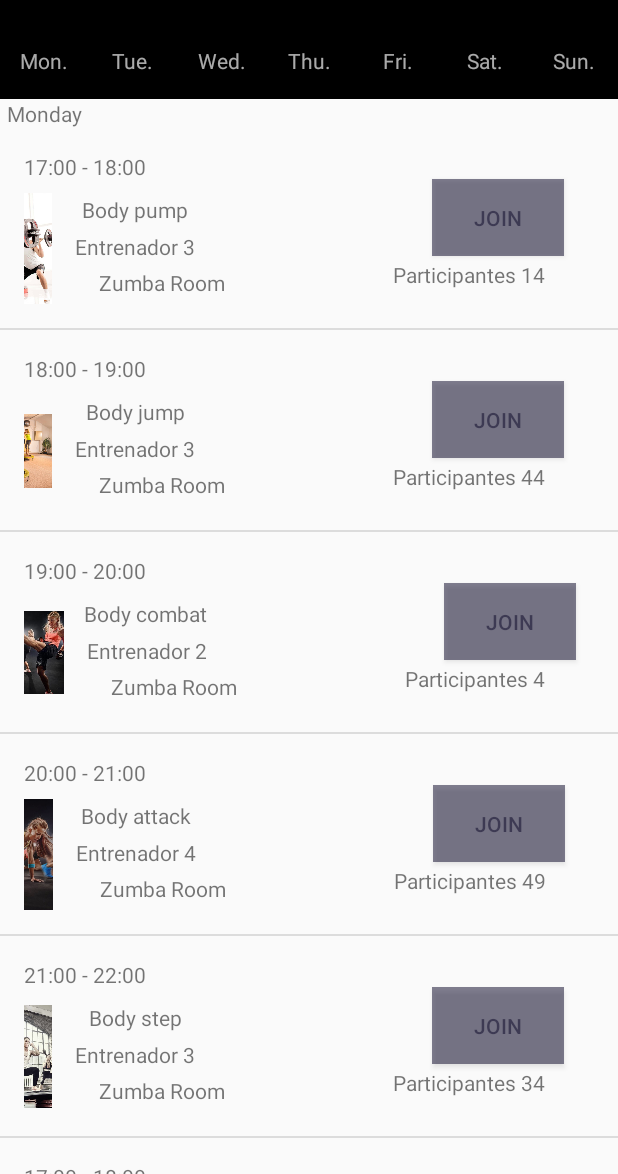
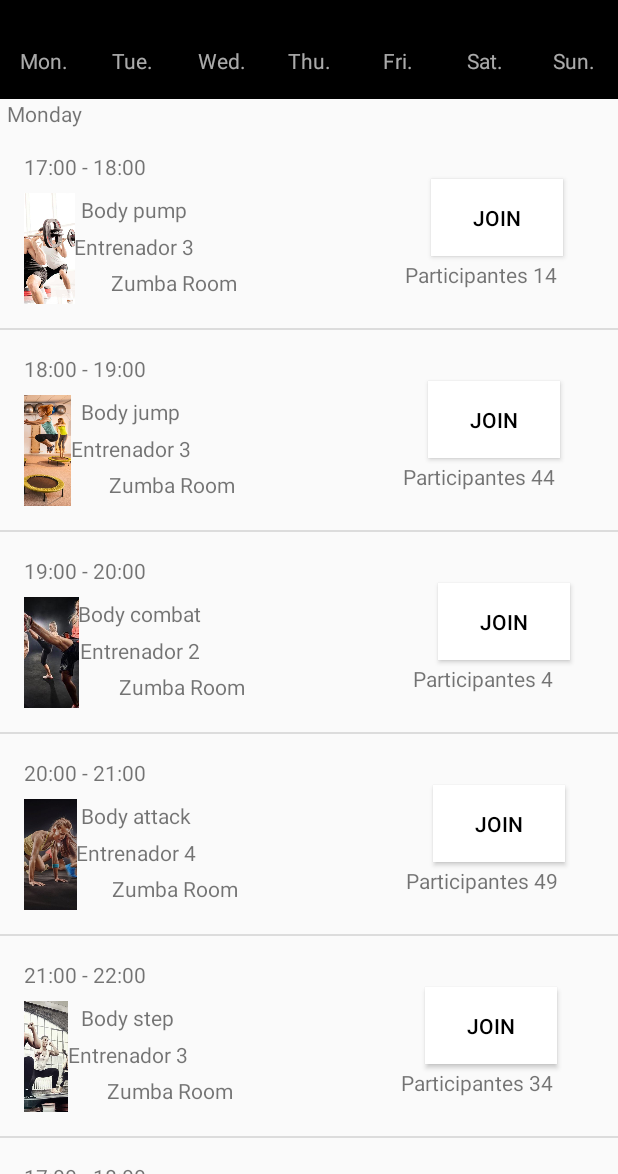
Before and after one commit to pmdmo2019-20/ev1-baldogym-PabloRomeroMontero, an Android app: the screen it shows after launch (ScheduleActivity), after a tap on "Mon.", on a phone screen of 412 x 824 dp, the part 62-1236 px from its top. Run offline under Robolectric (Android 15) with nearby library versions, the phone set to English and light mode, and no system bars; 1 statement that could not run was skipped.

Commit message:
Todo completado, solo falta cambiar colores a los dias de la semana

```diff
--- a/app/src/main/java/es/iessaladillo/pedrojoya/baldogym/ui/schedule/ScheduleActivity.kt
+++ b/app/src/main/java/es/iessaladillo/pedrojoya/baldogym/ui/schedule/ScheduleActivity.kt
@@ -1,5 +1,7 @@
 package es.iessaladillo.pedrojoya.baldogym.ui.schedule
 
+import android.content.Intent
+import android.graphics.Color
 import android.os.Bundle
 import android.view.View
 import androidx.appcompat.app.AppCompatActivity
@@ -17,7 +19,7 @@ import es.iessaladillo.pedrojoya.baldogym.ui.trainingsession.TrainingSessionActi
 import kotlinx.android.synthetic.main.schedule_activity.*
 
 class ScheduleActivity : AppCompatActivity() {
-    private val RC_DATE_SELECTION: Int = 1
+    private val RC_ID_SELECTION: Int = 1
 
 
     private val viewModel: ScheduleActivityViewModel by lazy {
@@ -42,7 +44,7 @@ class ScheduleActivity : AppCompatActivity() {
 
     private fun navigateToTrainerActivity(id: Long) {
         val intent = TrainingSessionActivity.newIntent(this, id)
-        startActivityForResult(intent, RC_DATE_SELECTION)
+        startActivityForResult(intent, RC_ID_SELECTION)
 
     }
 
@@ -72,9 +74,19 @@ class ScheduleActivity : AppCompatActivity() {
 
     }
 
-    private fun changeList(dayOfWeek: WeekDay) {
+    private fun changeList(
+        dayOfWeek: WeekDay
+    ) {
+        pintarDiaDeLaSemana(dayOfWeek)
         viewModel.selectDayOfTrainning(dayOfWeek)
-        dayOfTheWeekLbl.text=getString(dayOfWeek.nameResId)
+    }
+
+    private fun pintarDiaDeLaSemana(dayOfWeek: WeekDay) {
+        dayOfTheWeekLbl.text = getString(dayOfWeek.nameResId)
+        when(dayOfWeek){
+            WeekDay.MONDAY -> lblMonday.setTextColor(Color.parseColor("#000000"))
+                                lblTuesday.setTextColor(Color.parseColor())
+        }
     }
 
     private fun setupRecyclerView() {
@@ -99,4 +111,17 @@ class ScheduleActivity : AppCompatActivity() {
             }
         }
     }
+
+
+//    --
+
+
+    override fun onActivityResult(requestCode: Int, resultCode: Int, intent: Intent?) {
+        super.onActivityResult(requestCode, resultCode, intent)
+        if (resultCode == RESULT_OK && requestCode == RC_ID_SELECTION && intent != null) {
+            viewModel.selectDayOfTrainning(viewModel.currentDay.value)
+        }
+    }
+
+
 }
--- a/app/src/main/java/es/iessaladillo/pedrojoya/baldogym/ui/schedule/ScheduleActivityAdapter.kt
+++ b/app/src/main/java/es/iessaladillo/pedrojoya/baldogym/ui/schedule/ScheduleActivityAdapter.kt
@@ -70,7 +70,6 @@ class ScheduleActivityAdapter : RecyclerView.Adapter<ViewHolder> () {
             }
         }
 
-        @SuppressLint("ResourceAsColor")
         fun bind(item: TrainingSession){
             lblNameTraining_item.text = item.name
             lblTrainer_item.text = item.trainer
@@ -80,12 +79,13 @@ class ScheduleActivityAdapter : RecyclerView.Adapter<ViewHolder> () {
 
             if(item.userJoined){
                 btnJoin_item.setText(R.string.schedule_item_quit)
-//                ResourcesCompat.getColor( Resources.getSystem().getColor(R.color.primary, R.style.AppTheme))
-                btnJoin_item.setTextColor(R.color.white)
+                btnJoin_item.setBackgroundColor(Color.parseColor("#000000"))
+                btnJoin_item.setTextColor( Color.parseColor("#FFFFFF"))
             }else{
                 btnJoin_item.setText(R.string.schedule_item_join)
-                btnJoin_item.setBackgroundColor(R.color.white)
-                btnJoin_item.setTextColor(R.color.primary)
+                btnJoin_item.setTextColor(Color.parseColor("#000000"))
+                btnJoin_item.setBackgroundColor( Color.parseColor("#FFFFFF"))
+
             }
         }
 
--- a/app/src/main/java/es/iessaladillo/pedrojoya/baldogym/ui/trainingsession/TrainingsessionActivityViewModel.kt
+++ b/app/src/main/java/es/iessaladillo/pedrojoya/baldogym/ui/trainingsession/TrainingsessionActivityViewModel.kt
@@ -11,6 +11,8 @@ class TraininingsessionActivityViewModel(
     app: Application
 ): ViewModel() {
     val localRepository = repository
+    var cambiado: Boolean = false
+
     fun getTrainingToRepository(id: Long) {
        trainingSession = localRepository.queryTrainerSession(id)!!
     }
--- a/app/src/main/res/layout/schedule_activity_item.xml
+++ b/app/src/main/res/layout/schedule_activity_item.xml
@@ -15,7 +15,7 @@
         android:layout_width="wrap_content"
         android:layout_height="wrap_content"
         android:layout_marginBottom="8dp"
-        android:text="17:00 - 18:00"
+        android:text="@string/time_prueba"
         app:layout_constraintBottom_toTopOf="@+id/imageView_item"
         app:layout_constraintStart_toStartOf="parent"
         app:layout_constraintTop_toTopOf="parent" />
@@ -24,6 +24,8 @@
         android:id="@+id/imageView_item"
         android:layout_width="74dp"
         android:layout_height="74dp"
+        android:layout_marginStart="16dp"
+        android:scaleType="centerCrop"
         app:layout_constraintBottom_toBottomOf="parent"
         app:layout_constraintEnd_toStartOf="@+id/lblTrainer_item"
         app:layout_constraintHorizontal_bias="0.0"
@@ -50,7 +52,7 @@
         android:layout_height="wrap_content"
         android:layout_marginEnd="32dp"
         android:layout_marginBottom="8dp"
-        android:text="46 Participantes"
+        android:text="@string/participantes_prueba"
         app:layout_constraintBottom_toBottomOf="parent"
         app:layout_constraintEnd_toEndOf="parent"
         app:layout_constraintStart_toEndOf="@+id/lblRoom_item"
@@ -60,9 +62,8 @@
         android:id="@+id/lblTrainer_item"
         android:layout_width="wrap_content"
         android:layout_height="wrap_content"
-        android:layout_marginStart="16dp"
         android:layout_marginEnd="158dp"
-        android:text="Trainer 2"
+        android:text="@string/trainer_prueba"
         app:layout_constraintBottom_toTopOf="@+id/lblRoom_item"
         app:layout_constraintEnd_toStartOf="@+id/btnJoin_item"
         app:layout_constraintStart_toEndOf="@+id/imageView_item"
@@ -74,7 +75,7 @@
         android:layout_height="wrap_content"
         android:layout_marginStart="32dp"
         android:layout_marginEnd="112dp"
-        android:text="Zumba Room"
+        android:text="@string/room_prueba"
         app:layout_constraintBottom_toBottomOf="parent"
         app:layout_constraintEnd_toStartOf="@+id/lblParticipantes_item"
         app:layout_constraintStart_toEndOf="@+id/imageView_item"
@@ -85,10 +86,9 @@
         android:id="@+id/lblNameTraining_item"
         android:layout_width="wrap_content"
         android:layout_height="wrap_content"
-        android:layout_marginStart="16dp"
         android:layout_marginTop="24dp"
         android:layout_marginEnd="158dp"
-        android:text="Zumba"
+        android:text="@string/name_prueba"
         app:layout_constraintBottom_toTopOf="@+id/lblTrainer_item"
         app:layout_constraintEnd_toStartOf="@+id/btnJoin_item"
         app:layout_constraintHorizontal_bias="0.0"
--- a/app/src/main/res/layout/training_session_activity.xml
+++ b/app/src/main/res/layout/training_session_activity.xml
@@ -25,7 +25,6 @@
         android:id="@+id/lblName"
         android:layout_width="wrap_content"
         android:layout_height="wrap_content"
-        android:layout_marginTop="16dp"
         android:layout_marginBottom="16dp"
         android:text="TextView"
         app:layout_constraintBottom_toTopOf="@+id/lblTrainer"
--- a/app/src/main/res/values/strings.xml
+++ b/app/src/main/res/values/strings.xml
@@ -35,5 +35,10 @@
     <string name="session_not_found">Training session not found</string>
     <string name="session_imgPhoto">Training session photo</string>
     <string name="participantes">participantes %d</string>
+    <string name="time_prueba">17:00 - 18:00</string>
+    <string name="participantes_prueba">46 Participant es</string>
+    <string name="trainer_prueba">Trainer 2</string>
+    <string name="room_prueba">Zumba Room</string>
+    <string name="name_prueba">Zumba</string>
 
 </resources>
```
Also changed, not shown: app/src/main/java/es/iessaladillo/pedrojoya/baldogym/ui/trainingsession/TrainingSessionActivity.kt (+41 -10 lines).
